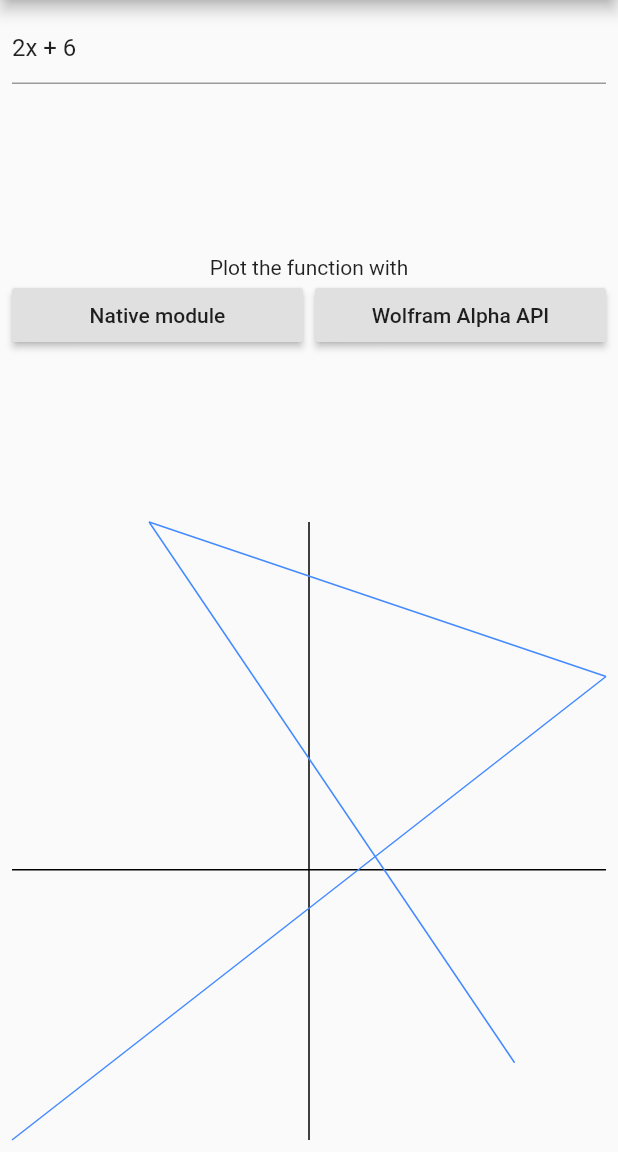
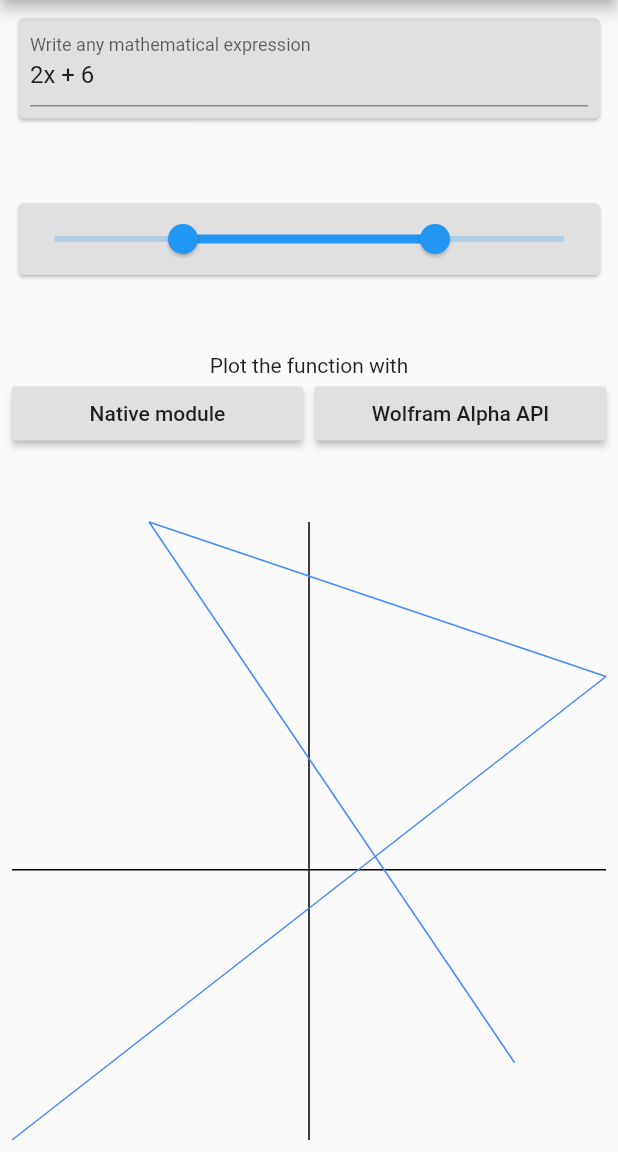
Before and after one commit to RenatFakhrutdinov/calc_app, a Flutter app: the screen it shows after launch, on a phone screen of 412 x 824 dp, the part 84-1236 px from its top. Run offline on Flutter 3.47's test engine with Material 2 defaults, Android fonts, the phone set to English and light mode, and no system bars.

Commit message:
add RangeSlider/ add common numbers/ create CustomCard

```diff
--- /dev/null
+++ b/lib/res/numbers.dart
@@ -0,0 +1,4 @@
+const num standardPadding = 8.0;
+const int divisionsOfRange = 80;
+const num minOfRange = -10.0;
+const num maxOfRange = 10.0;
--- a/lib/res/strings.dart
+++ b/lib/res/strings.dart
@@ -8,4 +8,5 @@ class Strings {
   static const String plotTheFunction = "Plot the function with";
   static const String nativeModule = "Native module";
   static const String wolframAlphaApi = "Wolfram Alpha API";
+  static const String writeAnyExpression = "Write any mathematical expression";
 }
--- a/lib/screens/main_page.dart
+++ b/lib/screens/main_page.dart
@@ -1,7 +1,9 @@
 import 'dart:math';
 
 import 'package:calcapp/presenter/randomizer.dart';
+import 'package:calcapp/res/numbers.dart';
 import 'package:calcapp/res/strings.dart';
+import 'package:calcapp/widgets/custom_card.dart';
 import 'package:calcapp/widgets/graph_widget.dart';
 import 'package:flutter/material.dart';
 
@@ -21,17 +23,45 @@ class _MainPageState extends State<MainPage> {
     const Point(-13.0, -7.0),
   ];
 
+  int minValue = -5;
+  int maxValue = 5;
+
+  RangeValues range = RangeValues(-5, 5);
+
   @override
   Widget build(BuildContext context) {
     return Scaffold(
         appBar: AppBar(title: Text(Strings.title), centerTitle: true),
         body: Padding(
-          padding: EdgeInsets.all(8.0),
+          padding: EdgeInsets.all(standardPadding),
           child: Column(
             mainAxisAlignment: MainAxisAlignment.spaceBetween,
             children: <Widget>[
-              TextField(
-                controller: _mathExpressionController,
+              CustomCard(
+                child: Container(
+                  margin: EdgeInsets.fromLTRB(
+                      standardPadding, 0, standardPadding, standardPadding),
+                  child: TextField(
+                    controller: _mathExpressionController,
+                    decoration:
+                        InputDecoration(labelText: Strings.writeAnyExpression),
+                  ),
+                ),
+              ),
+              CustomCard(
+                child: RangeSlider(
+                  values: range,
+                  onChanged: (RangeValues newRange) {
+                    setState(() {
+                      range = newRange;
+                    });
+                  },
+                  divisions: divisionsOfRange,
+                  min: minOfRange,
+                  max: maxOfRange,
+                  labels:
+                      RangeLabels(range.start.toString(), range.end.toString()),
+                ),
               ),
               Column(
                 children: <Widget>[
@@ -44,7 +74,7 @@ class _MainPageState extends State<MainPage> {
                           onPressed: () => print('plot the function'),
                         ),
                       ),
-                      SizedBox(width: 8),
+                      SizedBox(width: standardPadding),
                       Expanded(
                         child: RaisedButton(
                           child: Text(Strings.wolframAlphaApi),
--- /dev/null
+++ b/lib/widgets/custom_card.dart
@@ -0,0 +1,15 @@
+import 'package:flutter/material.dart';
+
+class CustomCard extends StatelessWidget {
+  final Widget child;
+
+  const CustomCard({Key key, this.child}) : super(key: key);
+
+  @override
+  Widget build(BuildContext context) {
+    return Card(
+      color: Colors.grey[300],
+      child: child,
+    );
+  }
+}
```
